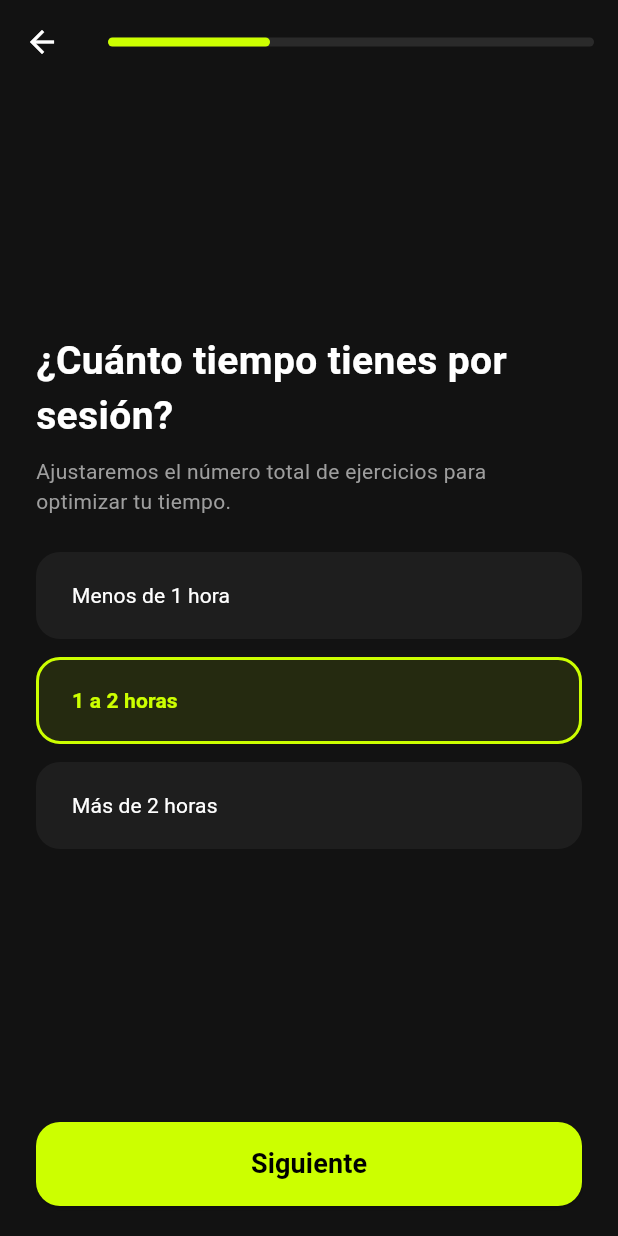
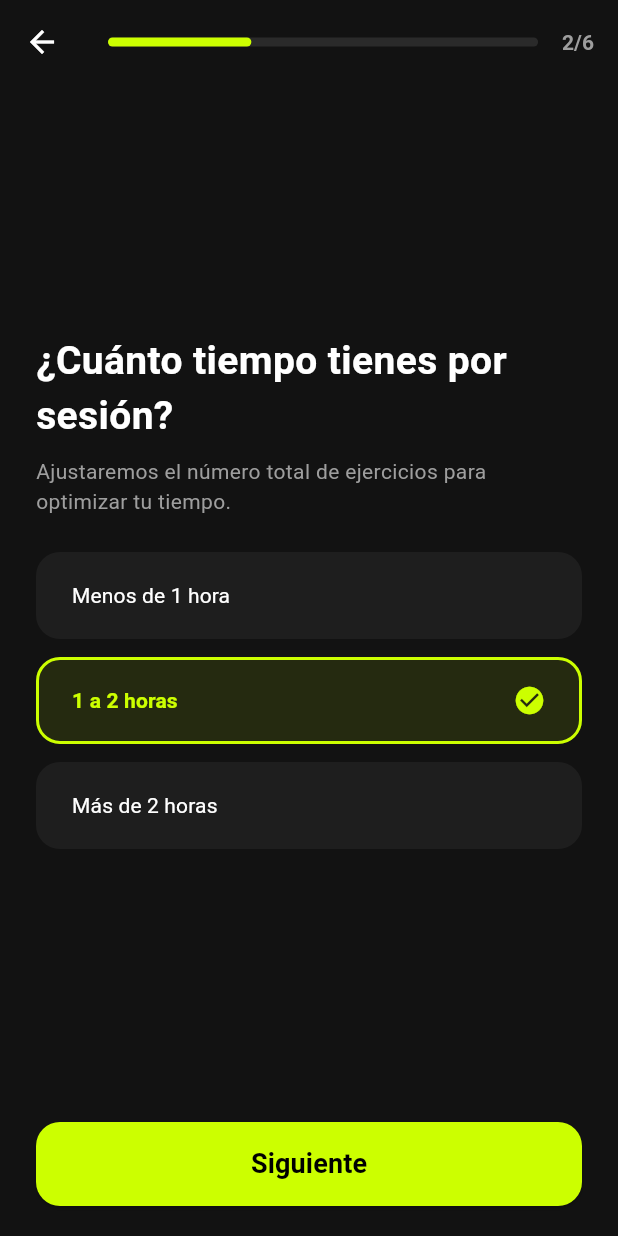
Before and after one commit to mategmdani25-maker/GymTechAI, a Flutter app: the QuestionnaireScreen screen opened directly, after a tap on "Siguiente", on a phone screen of 412 x 824 dp. Run offline on Flutter 3.47's test engine with Material 3 defaults, Android fonts, the phone set to English and light mode, and no system bars; our stand-ins replace shared_preferences; accounts and stored records are empty.

Commit message:
Update questionnaire_screen.dart

```diff
--- a/flutter_app/lib/screens/questionnaire_screen.dart
+++ b/flutter_app/lib/screens/questionnaire_screen.dart
@@ -22,7 +22,6 @@ class _QuestionnaireScreenState extends State<QuestionnaireScreen> {
   String prioridadMuscular = 'Equilibrado';
   String tieneLesiones = 'Ninguna, estoy 100% sano';
 
-  // Simulación de carga inteligente
   void _iniciarProcesamientoIA() async {
     setState(() {
       estaCargandoIA = true;
@@ -110,7 +109,6 @@ class _QuestionnaireScreenState extends State<QuestionnaireScreen> {
 
     double progreso = (pasoActual + 1) / pasos.length;
 
-    // Si está cargando la IA, mostramos la pantalla de carga premium
     if (estaCargandoIA) {
       return Scaffold(
         body: Center(
@@ -127,18 +125,13 @@ class _QuestionnaireScreenState extends State<QuestionnaireScreen> {
                 const SizedBox(height: 32),
                 const Text("GymTechAI Motor", style: TextStyle(fontSize: 14, color: Color(0xFFCCFF00), fontWeight: FontWeight.bold, letterSpacing: 1.5)),
                 const SizedBox(height: 8),
-                Text(
-                  mensajeCargaIA,
-                  textAlign: TextAlign.center,
-                  style: const TextStyle(fontSize: 18, fontWeight: FontWeight.w500),
-                ),
+                Text(mensajeCargaIA, textAlign: TextAlign.center, style: const TextStyle(fontSize: 18, fontWeight: FontWeight.w500)),
               ],
             ),
           ),
         ),
       );
     }
-
     return Scaffold(
       appBar: AppBar(
         backgroundColor: Colors.transparent,
@@ -146,12 +139,23 @@ class _QuestionnaireScreenState extends State<QuestionnaireScreen> {
         leading: pasoActual > 0
             ? IconButton(icon: const Icon(Icons.arrow_back), onPressed: () => setState(() => pasoActual--))
             : null,
-        title: LinearProgressIndicator(
+        title: Row(
+          children: [
+            Expanded(
+              child: LinearProgressIndicator(
                 value: progreso,
                 backgroundColor: Colors.white10,
                 color: const Color(0xFFCCFF00),
                 minHeight: 6,
                 borderRadius: BorderRadius.circular(4),
+              ),
+            ),
+            const SizedBox(width: 16),
+            Text(
+              "${pasoActual + 1}/${pasos.length}",
+              style: const TextStyle(fontSize: 14, color: Colors.grey, fontWeight: FontWeight.bold),
+            ),
+          ],
         ),
       ),
       body: Padding(
@@ -173,7 +177,7 @@ class _QuestionnaireScreenState extends State<QuestionnaireScreen> {
                   if (pasoActual < pasos.length - 1) {
                     setState(() => pasoActual++);
                   } else {
-                    _iniciarProcesamientoIA(); // Llama a la carga interactiva
+                    _iniciarProcesamientoIA();
                   }
                 },
                 child: Text(pasoActual == pasos.length - 1 ? "Analizar Perfil con IA" : "Siguiente", style: const TextStyle(fontSize: 18, fontWeight: FontWeight.bold)),
@@ -206,9 +210,15 @@ class _QuestionnaireScreenState extends State<QuestionnaireScreen> {
                 shape: RoundedRectangleBorder(borderRadius: BorderRadius.circular(16)),
               ),
               onPressed: () => onCambio(opcion),
-              child: Align(
-                alignment: Alignment.centerLeft,
+              child: Row(
+                mainAxisAlignment: MainAxisAlignment.spaceBetween,
+                children: [
+                  Expanded(
                     child: Text(opcion, style: TextStyle(color: esEste ? const Color(0xFFCCFF00) : Colors.white, fontSize: 14, fontWeight: esEste ? FontWeight.bold : FontWeight.normal)),
+                  ),
+                  if (esEste)
+                    const Icon(Icons.check_circle, color: Color(0xFFCCFF00), size: 22)
+                ],
               ),
             ),
           );
```
Lines whose indentation alone changed are shown as unchanged.
